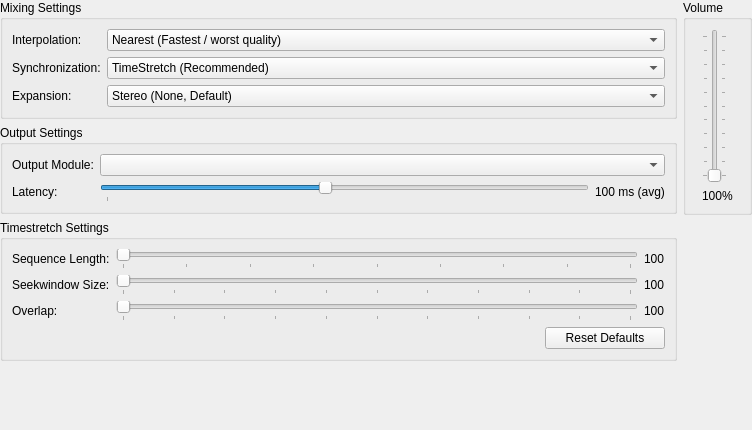
Old version of the form pcsx2-qt/Settings/AudioSettingsWidget.ui in the repository 0xR1cky/ARMSX2.
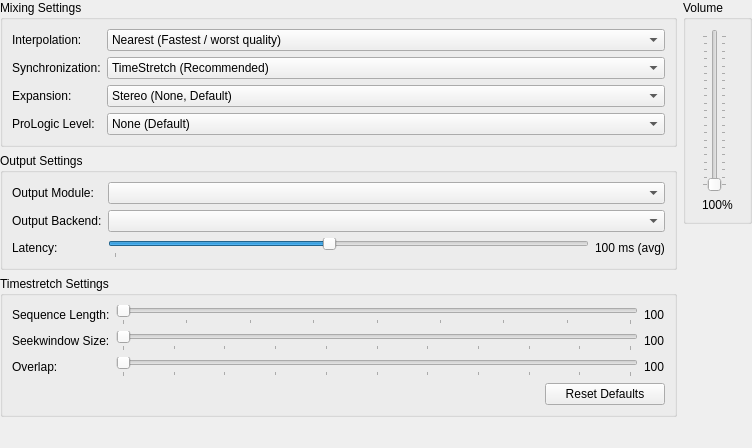
New version of the form.

Diff of the .ui file:
```diff
--- a/pcsx2-qt/Settings/AudioSettingsWidget.ui
+++ b/pcsx2-qt/Settings/AudioSettingsWidget.ui
@@ -7,7 +7,7 @@
     <x>0</x>
     <y>0</y>
     <width>752</width>
-    <height>430</height>
+    <height>448</height>
    </rect>
   </property>
   <property name="windowTitle">
@@ -130,6 +130,32 @@
         </item>
        </widget>
       </item>
+      <item row="3" column="0">
+       <widget class="QLabel" name="label_3b">
+        <property name="text">
+         <string>ProLogic Level:</string>
+        </property>
+       </widget>
+      </item>
+      <item row="3" column="1">
+       <widget class="QComboBox" name="dplLevel">
+        <item>
+         <property name="text">
+          <string>None (Default)</string>
+         </property>
+        </item>
+        <item>
+         <property name="text">
+          <string>ProLogic Decoding (basic)</string>
+         </property>
+        </item>
+        <item>
+         <property name="text">
+          <string>ProLogic II Decoding (gigaherz)</string>
+         </property>
+        </item>
+       </widget>
+      </item>
      </layout>
     </widget>
    </item>
@@ -149,14 +175,14 @@
       <item row="0" column="1">
        <widget class="QComboBox" name="outputModule" />
       </item>
-      <item row="1" column="0">
+      <item row="2" column="0">
        <widget class="QLabel" name="label_5">
         <property name="text">
          <string>Latency:</string>
         </property>
        </widget>
       </item>
-      <item row="1" column="1">
+      <item row="2" column="1">
        <layout class="QHBoxLayout" name="horizontalLayout">
         <item>
          <widget class="QSlider" name="latency">
@@ -189,6 +215,16 @@
         </item>
        </layout>
       </item>
+      <item row="1" column="0">
+       <widget class="QLabel" name="label_9">
+        <property name="text">
+         <string>Output Backend:</string>
+        </property>
+       </widget>
+      </item>
+      <item row="1" column="1">
+       <widget class="QComboBox" name="backend"/>
+      </item>
      </layout>
     </widget>
    </item>
@@ -366,7 +402,7 @@
         <item row="0" column="0">
          <widget class="QSlider" name="volume">
           <property name="maximum">
-           <number>100</number>
+           <number>200</number>
           </property>
           <property name="orientation">
            <enum>Qt::Vertical</enum>
```
Left out of the diff: 4 changed lines with no effect on the pictures.
